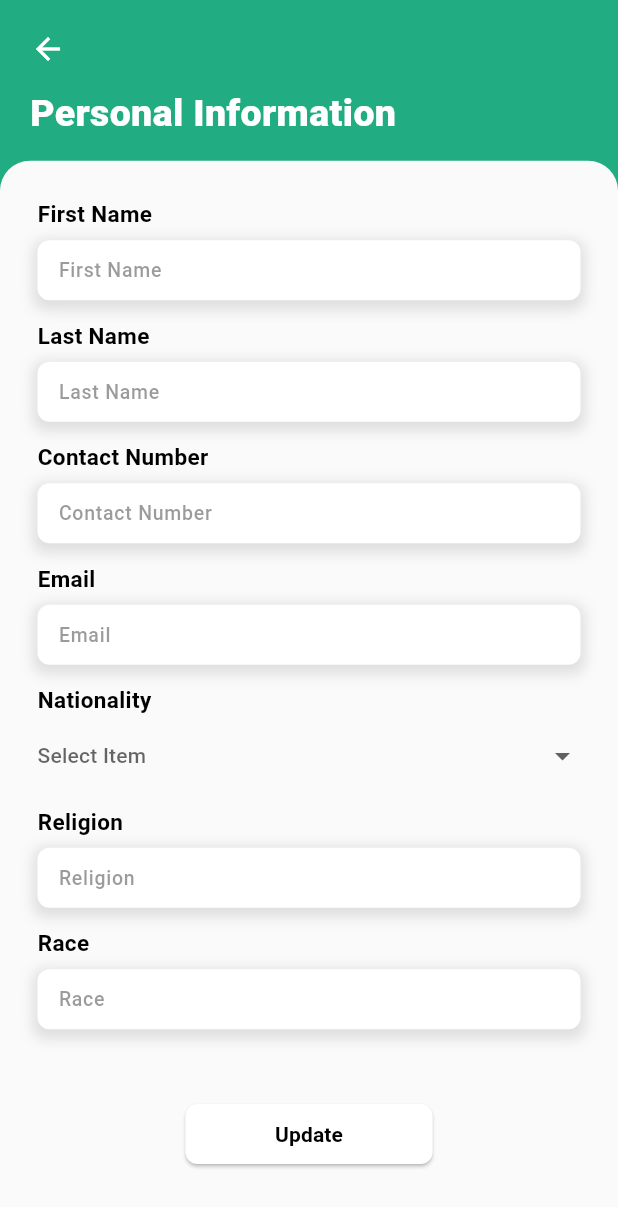
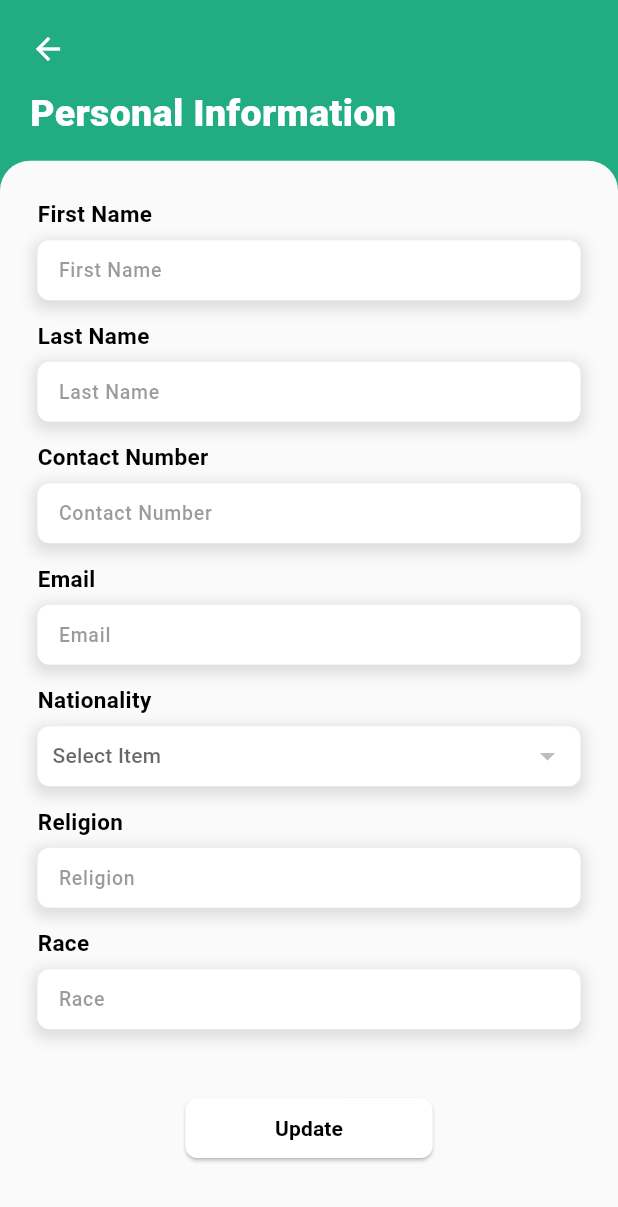
Before and after one commit to UnidboxIT/UnidboxApp, a Flutter app: the ProfileScreen screen opened directly, after a tap on "Personal Information", on a phone screen of 412 x 824 dp. Shown: the top 1207 px of the screen. Run offline on Flutter 3.47's test engine with Material 3 defaults, Android fonts, the phone set to English and light mode, and no system bars; drawn by our look-alikes of dropdown_button2; our stand-ins replace barcode_widget, cached_network_image, focus_detector_v2, get, get_storage, responsive_sizer and 1 more; accounts and stored records are empty; network calls fail.

Commit message:
dropdown with search

```diff
--- a/lib/controllers/profile_controllers/profile_controller.dart
+++ b/lib/controllers/profile_controllers/profile_controller.dart
@@ -1,11 +1,14 @@
 import 'dart:convert';
-
 import 'package:flutter/cupertino.dart';
 import 'package:flutter/material.dart';
 import 'package:flutter/widgets.dart';
 import 'package:get/get.dart';
+import 'package:unidbox_app/models/profile/country.dart';
 import 'package:unidbox_app/models/profile/profile.dart';
+import 'package:unidbox_app/models/profile/race.dart';
+import 'package:unidbox_app/models/profile/religion.dart';
 import 'package:unidbox_app/services/profile_service.dart';
+import 'package:unidbox_app/utils/commons/common_method.dart';
 import 'package:unidbox_app/utils/commons/super_print.dart';
 import 'package:http/http.dart' as http;
 
@@ -18,15 +21,31 @@ class ProfileController extends GetxController {
   TextEditingController txtReligion = TextEditingController();
   TextEditingController txtRace = TextEditingController();
 
+  TextEditingController txtSearch = TextEditingController();
+
   Profile profile = Profile();
+  Race race = Race();
+  Religion religion = Religion();
+  List<Country> countryList = [];
+
+  Country selectedCountry = Country();
+
+  updateSelectedCountryData(values) {
+    for (var data in countryList) {
+      if (data.name.contains(values)) {
+        selectedCountry = Country(id: data.id, name: data.name);
+      }
+    }
+    update();
+  }
 
   //get profile
   Future<void> getPartnerInfo() async {
     try {
       http.Response response = await ProfileService.profile();
       var result = jsonDecode(response.body);
-
       if (response.statusCode == 200 || response.statusCode == 201) {
+        if (result['result']['code'] == 200) {
           profile = Profile.fromJson(result['result']['records'][0]);
           txtFirstName.text = profile.firstName;
           txtLastName.text = profile.lastName;
@@ -35,6 +54,14 @@ class ProfileController extends GetxController {
           txtNationality.text = profile.countryList[1];
           txtReligion.text = profile.religion[1];
           txtRace.text = profile.race[1];
+          selectedCountry =
+              Country(id: profile.countryList[0], name: profile.countryList[1]);
+          update();
+        } else if (result['result']['code'] == 401) {
+          CommonMethods.unAuthorizedLogout();
+        } else {
+          CommonMethods.customizedAlertDialog(result['result']['message']);
+        }
       }
     } catch (e) {
       superPrint(e);
@@ -44,7 +71,27 @@ class ProfileController extends GetxController {
 
   //get country
   Future<void> getCoutry() async {
-    try {} catch (e) {}
+    try {
+      http.Response response = await ProfileService.country();
+      var result = jsonDecode(response.body);
+      countryList.clear();
+      if (response.statusCode == 200 || response.statusCode == 201) {
+        if (result['result']['code'] == 200) {
+          Iterable dataList = result['result']['records'];
+          for (var element in dataList) {
+            countryList.add(Country.fromJson(element));
+          }
+        } else if (result['result']['code'] == 401) {
+          CommonMethods.unAuthorizedLogout();
+        } else {
+          CommonMethods.customizedAlertDialog(result['result']['message']);
+        }
+      }
+    } catch (e) {
+      superPrint(e);
+    }
+
+    update();
   }
 
   //get religion
@@ -65,8 +112,7 @@ class ProfileController extends GetxController {
           txtLastName.text,
           txtContactNumber.text,
           txtEmail.text,
-          txtNationality.text,
-          "",
+          selectedCountry.id,
           txtReligion.text,
           txtRace.text);
       var result = jsonDecode(response.body);
--- /dev/null
+++ b/lib/models/profile/country.dart
@@ -0,0 +1,10 @@
+class Country {
+  final int id;
+  final String name;
+
+  Country({this.id = 0, this.name = ""});
+
+  factory Country.fromJson(Map<String, dynamic> json) {
+    return Country(id: json['id'] ?? 0, name: json['name'].toString());
+  }
+}
--- a/lib/models/profile/profile.dart
+++ b/lib/models/profile/profile.dart
@@ -5,8 +5,8 @@ class Profile {
   final String mobile;
   final String email;
   final List<dynamic> countryList;
-  final List<String> race;
-  final List<String> religion;
+  final List<dynamic> race;
+  final List<dynamic> religion;
   final String imageUrl;
   final String firstName;
   final String lastName;
--- /dev/null
+++ b/lib/models/profile/race.dart
@@ -0,0 +1,10 @@
+class Race {
+  final int id;
+  final String name;
+
+  Race({this.id = 0, this.name = ""});
+
+  factory Race.fromJson(Map<String, dynamic> json) {
+    return Race(id: json['id'] ?? 0, name: json['name'].toString());
+  }
+}
--- /dev/null
+++ b/lib/models/profile/religion.dart
@@ -0,0 +1,10 @@
+class Religion {
+  final int id;
+  final String name;
+
+  Religion({this.id = 0, this.name = ""});
+
+  factory Religion.fromJson(Map<String, dynamic> json) {
+    return Religion(id: json['id'] ?? 0, name: json['name'].toString());
+  }
+}
--- a/lib/services/profile_service.dart
+++ b/lib/services/profile_service.dart
@@ -31,8 +31,7 @@ class ProfileService {
       String lastName,
       String phone,
       String email,
-      String countryId,
-      String image,
+      int countryId,
       String religion,
       String race) async {
     var box = GetStorage();
@@ -44,7 +43,6 @@ class ProfileService {
       "phone": phone,
       "email": email,
       "country_id": countryId,
-      "image_1920": image,
       "religion": religion,
       "race": race,
     };
--- a/lib/utils/constant/app_color.dart
+++ b/lib/utils/constant/app_color.dart
@@ -9,4 +9,5 @@ class AppColor {
   static Color fontColor = const Color(0xff58595B);
   static Color dropshadowColor = const Color(0xff4A4A4A).withOpacity(0.1);
   static Color bgColor = const Color(0xffFAFAFA);
+  static Color bottomSheetBgColor = const Color(0xffD8EDE5);
 }
--- a/lib/views/screens/home_screens/widgets/important_reminder_widget.dart
+++ b/lib/views/screens/home_screens/widgets/important_reminder_widget.dart
@@ -46,7 +46,8 @@ class ImportantReminderWidget extends StatelessWidget {
                 separatorBuilder: (context, index) {
                   return const SizedBox(height: 5);
                 },
-                  itemCount: 2),
+                itemCount: 2,
+              ),
             ],
           );
         },
@@ -55,9 +56,13 @@ class ImportantReminderWidget extends StatelessWidget {
   }
 
   Widget buildReminderTextWidget(Noti noti) {
+    if (noti.trackingValueList.isNotEmpty) {
       return textWidget(
         "${noti.trackingValueList[0].fieldDesc} :  ${noti.trackingValueList[0].oldValue} -> ${noti.trackingValueList[0].newValue}",
       );
+    } else {
+      return textWidget(noti.body);
+    }
   }
 
   Widget shimmerReminderWidget() {
--- /dev/null
+++ b/lib/views/screens/profile_screens/personal_info_update/dropdown_widget/country_dropdown_widget.dart
@@ -0,0 +1,122 @@
+import 'package:dropdown_button2/dropdown_button2.dart';
+import 'package:flutter/material.dart';
+import 'package:get/get.dart';
+import 'package:responsive_sizer/responsive_sizer.dart';
+import 'package:unidbox_app/controllers/profile_controllers/profile_controller.dart';
+import '../../../../../utils/constant/app_color.dart';
+
+Widget countryDropDownWidget(BuildContext context) {
+  return GetBuilder<ProfileController>(
+    builder: (controller) {
+      return DropdownButtonHideUnderline(
+        child: DropdownButton2<String>(
+          isExpanded: true,
+          autofocus: true,
+          isDense: true,
+          hint: Text(
+            'Select Item',
+            style: TextStyle(
+              fontSize: 14,
+              color: Theme.of(context).hintColor,
+            ),
+          ),
+          items: controller.countryList
+              .map((item) => DropdownMenuItem<String>(
+                    value: item.name,
+                    child: Text(
+                      item.name,
+                      style: const TextStyle(
+                        fontSize: 14,
+                      ),
+                    ),
+                  ))
+              .toList(),
+          value: controller.selectedCountry.name,
+          onChanged: (value) {
+            controller.updateSelectedCountryData(value);
+          },
+          buttonStyleData: ButtonStyleData(
+            padding: const EdgeInsets.symmetric(horizontal: 10),
+            height: 40,
+            width: 100.w,
+            decoration: BoxDecoration(
+              color: Colors.white,
+              borderRadius: BorderRadius.circular(8),
+              boxShadow: [
+                BoxShadow(
+                  color: Colors.grey.withOpacity(0.3),
+                  spreadRadius: 3,
+                  blurRadius: 7,
+                  offset: const Offset(0, 3),
+                ),
+              ],
+            ),
+          ),
+          dropdownStyleData: DropdownStyleData(
+            maxHeight: 30.h,
+            decoration: BoxDecoration(
+              color: AppColor.bottomSheetBgColor,
+              borderRadius: BorderRadius.circular(8),
+            ),
+            scrollbarTheme: ScrollbarThemeData(
+              thumbColor: MaterialStatePropertyAll(AppColor.primary),
+            ),
+          ),
+          menuItemStyleData: const MenuItemStyleData(
+            height: 40,
+          ),
+          dropdownSearchData: DropdownSearchData(
+            searchController: controller.txtSearch,
+            searchInnerWidgetHeight: 50,
+            searchInnerWidget: Container(
+              height: 50,
+              padding: const EdgeInsets.symmetric(horizontal: 8, vertical: 5),
+              child: TextFormField(
+                autofocus: true,
+                expands: true,
+                maxLines: null,
+                controller: controller.txtSearch,
+                textInputAction: TextInputAction.done,
+                style: TextStyle(
+                  fontSize: 13,
+                  color: AppColor.fontColor,
+                  fontWeight: FontWeight.bold,
+                ),
+                decoration: InputDecoration(
+                  fillColor: Colors.white,
+                  filled: true,
+                  contentPadding: const EdgeInsets.symmetric(
+                    horizontal: 10,
+                    vertical: 8,
+                  ),
+                  hintText: 'Search nationality',
+                  hintStyle: const TextStyle(fontSize: 12),
+                  border: OutlineInputBorder(
+                      borderRadius: BorderRadius.circular(8),
+                      borderSide: BorderSide(color: AppColor.bgColor)),
+                  focusedBorder: OutlineInputBorder(
+                      borderRadius: BorderRadius.circular(8),
+                      borderSide: BorderSide(color: AppColor.primary)),
+                  enabledBorder: OutlineInputBorder(
+                      borderRadius: BorderRadius.circular(8),
+                      borderSide: BorderSide(color: AppColor.dropshadowColor)),
+                ),
+              ),
+            ),
+            searchMatchFn: (item, searchValue) {
+              return item.value
+                  .toString()
+                  .toLowerCase()
+                  .contains(searchValue.toLowerCase());
+            },
+          ),
+          onMenuStateChange: (isOpen) {
+            if (!isOpen) {
+              controller.txtSearch.clear();
+            }
+          },
+        ),
+      );
+    },
+  );
+}
--- a/lib/views/screens/profile_screens/personal_info_update/dropdown_widget/each_dropdown_widget.dart
+++ /dev/null
@@ -1,50 +0,0 @@
-import 'package:dropdown_button2/dropdown_button2.dart';
-import 'package:flutter/material.dart';
-import 'package:get/get.dart';
-import 'package:responsive_sizer/responsive_sizer.dart';
-
-final List<String> items = [
-  'Item1',
-  'Item2',
-  'Item3',
-  'Item4',
-];
-String? selectedValue;
-
-Widget eachDropDownWidget() {
-  return DropdownButtonHideUnderline(
-    child: DropdownButton2<String>(
-      isExpanded: true,
-      hint: Text(
-        'Select Item',
-        style: TextStyle(
-          fontSize: 14,
-          color: Theme.of(Get.context!).hintColor,
-        ),
-      ),
-      items: items
-          .map((String item) => DropdownMenuItem<String>(
-                value: item,
-                child: Text(
-                  item,
-                  style: const TextStyle(
-                    fontSize: 14,
-                  ),
-                ),
-              ))
-          .toList(),
-      value: selectedValue,
-      onChanged: (String? value) {
-        selectedValue = value;
-      },
-      buttonStyleData: ButtonStyleData(
-        padding: const EdgeInsets.symmetric(horizontal: 0),
-        height: 40,
-        width: 100.w,
-      ),
-      menuItemStyleData: const MenuItemStyleData(
-        height: 40,
-      ),
-    ),
-  );
-}
--- a/lib/views/screens/profile_screens/personal_info_update/personal_info_update_screen.dart
+++ b/lib/views/screens/profile_screens/personal_info_update/personal_info_update_screen.dart
@@ -10,7 +10,7 @@ import 'package:unidbox_app/views/widgets/app_bar/global_app_bar.dart';
 import 'package:unidbox_app/views/widgets/button/button_widget.dart';
 import 'package:unidbox_app/views/widgets/text_widget.dart';
 
-import 'dropdown_widget/each_dropdown_widget.dart';
+import 'dropdown_widget/country_dropdown_widget.dart';
 
 class PersonalInfoUpdateScreen extends StatelessWidget {
   const PersonalInfoUpdateScreen({super.key});
@@ -18,7 +18,11 @@ class PersonalInfoUpdateScreen extends StatelessWidget {
   @override
   Widget build(BuildContext context) {
     Get.put(ProfileController());
-    Get.find<ProfileController>().getPartnerInfo();
+    WidgetsBinding.instance.addPostFrameCallback((timeStamp) {
+      var pfController = Get.find<ProfileController>();
+      pfController.getPartnerInfo();
+      pfController.getCoutry();
+    });
     return SuperScaffold(
       topColor: AppColor.primary,
       child: Scaffold(
@@ -30,7 +34,7 @@ class PersonalInfoUpdateScreen extends StatelessWidget {
             }),
             Transform.translate(
               offset: Offset(0, 13.h),
-              child: personalInfoUpdateWidget(),
+              child: personalInfoUpdateWidget(context),
             )
           ],
         ),
@@ -38,17 +42,19 @@ class PersonalInfoUpdateScreen extends StatelessWidget {
     );
   }
 
-  Widget personalInfoUpdateWidget() {
+  Widget personalInfoUpdateWidget(BuildContext context) {
     return Container(
       decoration: BoxDecoration(
           color: AppColor.bgColor, borderRadius: BorderRadius.circular(20)),
       child: GetBuilder<ProfileController>(builder: (controller) {
         return SingleChildScrollView(
+          reverse: true,
           child: Container(
             width: 100.w,
             height: 90.h,
             padding: const EdgeInsets.symmetric(horizontal: 25, vertical: 25),
             child: Column(
+              crossAxisAlignment: CrossAxisAlignment.start,
               mainAxisSize: MainAxisSize.min,
               children: [
                 titleAndTextFieldWidget(
@@ -68,19 +74,16 @@ class PersonalInfoUpdateScreen extends StatelessWidget {
                   "Email",
                   controller.txtEmail,
                 ),
-                Column(
-                  crossAxisAlignment: CrossAxisAlignment.start,
-                  children: [
+
                 textWidget(
                   "Nationality",
                   fontWeight: FontWeight.bold,
                   size: 15,
                 ),
                 const SizedBox(height: 7),
-                    eachDropDownWidget(),
+                countryDropDownWidget(context),
                 const SizedBox(height: 13),
-                  ],
-                ),
+
                 // titleAndTextFieldWidget(
                 //   "Nationality",
                 //   controller.txtNationality,
@@ -94,12 +97,16 @@ class PersonalInfoUpdateScreen extends StatelessWidget {
                   controller.txtRace,
                 ),
                 SizedBox(height: 4.h),
-                SizedBox(
+                Center(
+                  child: Container(
                     width: 40.w,
+                    height: 40,
+                    color: Colors.transparent,
                     child: buttonWidget("Update", () {
                       superPrint("Here");
                       Get.back();
                     }),
+                  ),
                 ),
               ],
             ),
--- a/pubspec.yaml
+++ b/pubspec.yaml
@@ -24,7 +24,6 @@ dependencies:
   dropdown_button2: ^2.3.9
 
 
-
 dev_dependencies:
   flutter_test:
     sdk: flutter
```
Also changed, not shown: 1 other file. Lines whose indentation alone changed are shown as unchanged.
